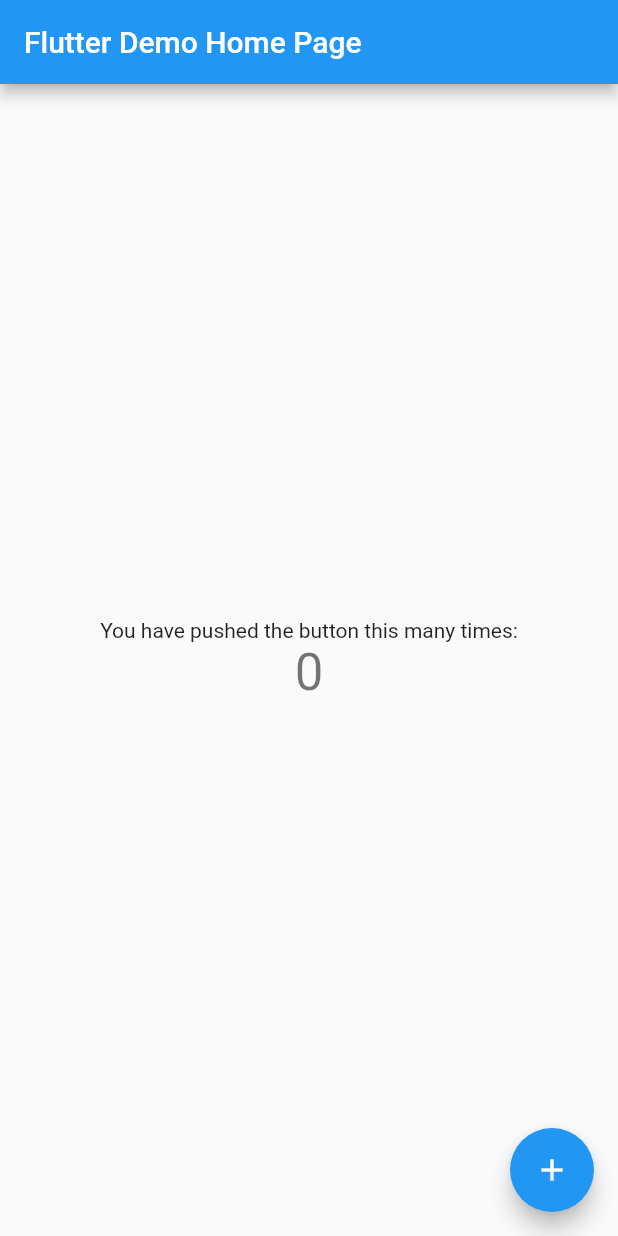
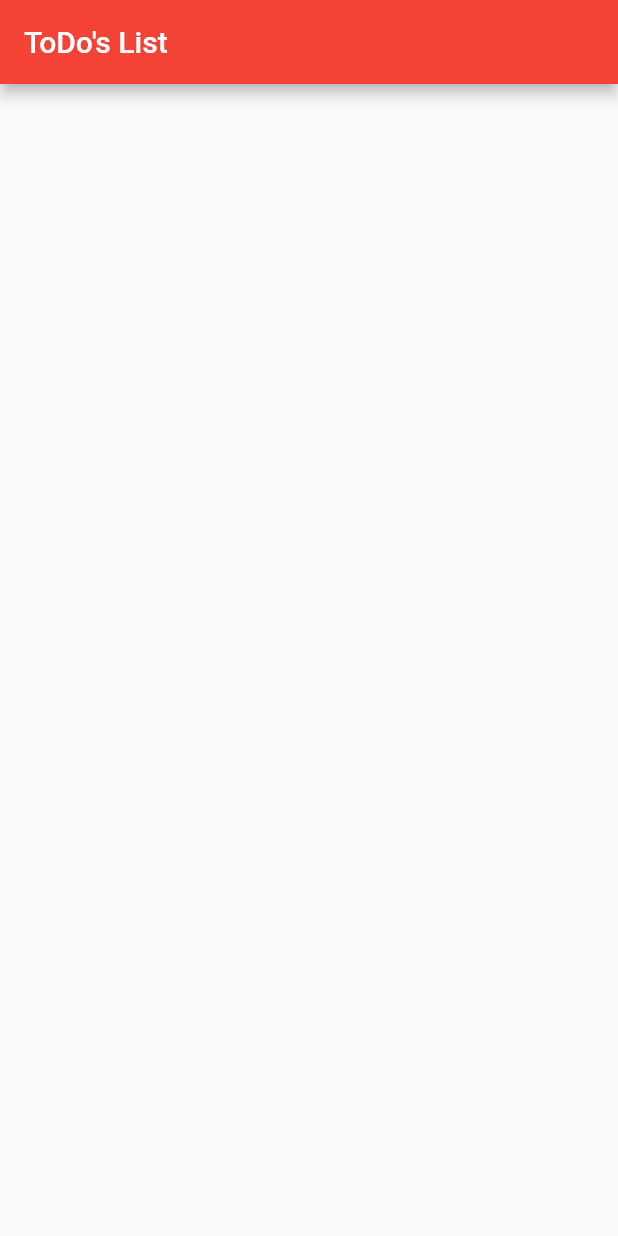
Before and after one commit to eliakimPaulino/todo-app-api, a Flutter app: the screen it shows after launch, on a phone screen of 412 x 824 dp. Run offline on Flutter 3.47's test engine with Material 2 defaults, Android fonts, the phone set to English and light mode, and no system bars.

Commit message:
Adicionado o Json

```diff
--- a/lib/main.dart
+++ b/lib/main.dart
@@ -1,4 +1,6 @@
 import 'package:flutter/material.dart';
+
+import 'src/home_page.dart';
 
 void main() {
   runApp(const MyApp());
@@ -7,109 +9,14 @@ void main() {
 class MyApp extends StatelessWidget {
   const MyApp({Key? key}) : super(key: key);
 
-  // This widget is the root of your application.
   @override
   Widget build(BuildContext context) {
     return MaterialApp(
       title: 'Flutter Demo',
       theme: ThemeData(
-        // This is the theme of your application.
-        //
-        // Try running your application with "flutter run". You'll see the
-        // application has a blue toolbar. Then, without quitting the app, try
-        // changing the primarySwatch below to Colors.green and then invoke
-        // "hot reload" (press "r" in the console where you ran "flutter run",
-        // or simply save your changes to "hot reload" in a Flutter IDE).
-        // Notice that the counter didn't reset back to zero; the application
-        // is not restarted.
-        primarySwatch: Colors.blue,
+        primarySwatch: Colors.red,
       ),
-      home: const MyHomePage(title: 'Flutter Demo Home Page'),
+      home: const HomePage(),
     );
   }
 }
-
-class MyHomePage extends StatefulWidget {
-  const MyHomePage({Key? key, required this.title}) : super(key: key);
-
-  // This widget is the home page of your application. It is stateful, meaning
-  // that it has a State object (defined below) that contains fields that affect
-  // how it looks.
-
-  // This class is the configuration for the state. It holds the values (in this
-  // case the title) provided by the parent (in this case the App widget) and
-  // used by the build method of the State. Fields in a Widget subclass are
-  // always marked "final".
-
-  final String title;
-
-  @override
-  State<MyHomePage> createState() => _MyHomePageState();
-}
-
-class _MyHomePageState extends State<MyHomePage> {
-  int _counter = 0;
-
-  void _incrementCounter() {
-    setState(() {
-      // This call to setState tells the Flutter framework that something has
-      // changed in this State, which causes it to rerun the build method below
-      // so that the display can reflect the updated values. If we changed
-      // _counter without calling setState(), then the build method would not be
-      // called again, and so nothing would appear to happen.
-      _counter++;
-    });
-  }
-
-  @override
-  Widget build(BuildContext context) {
-    // This method is rerun every time setState is called, for instance as done
-    // by the _incrementCounter method above.
-    //
-    // The Flutter framework has been optimized to make rerunning build methods
-    // fast, so that you can just rebuild anything that needs updating rather
-    // than having to individually change instances of widgets.
-    return Scaffold(
-      appBar: AppBar(
-        // Here we take the value from the MyHomePage object that was created by
-        // the App.build method, and use it to set our appbar title.
-        title: Text(widget.title),
-      ),
-      body: Center(
-        // Center is a layout widget. It takes a single child and positions it
-        // in the middle of the parent.
-        child: Column(
-          // Column is also a layout widget. It takes a list of children and
-          // arranges them vertically. By default, it sizes itself to fit its
-          // children horizontally, and tries to be as tall as its parent.
-          //
-          // Invoke "debug painting" (press "p" in the console, choose the
-          // "Toggle Debug Paint" action from the Flutter Inspector in Android
-          // Studio, or the "Toggle Debug Paint" command in Visual Studio Code)
-          // to see the wireframe for each widget.
-          //
-          // Column has various properties to control how it sizes itself and
-          // how it positions its children. Here we use mainAxisAlignment to
-          // center the children vertically; the main axis here is the vertical
-          // axis because Columns are vertical (the cross axis would be
-          // horizontal).
-          mainAxisAlignment: MainAxisAlignment.center,
-          children: <Widget>[
-            const Text(
-              'You have pushed the button this many times:',
-            ),
-            Text(
-              '$_counter',
-              style: Theme.of(context).textTheme.headline4,
-            ),
-          ],
-        ),
-      ),
-      floatingActionButton: FloatingActionButton(
-        onPressed: _incrementCounter,
-        tooltip: 'Increment',
-        child: const Icon(Icons.add),
-      ), // This trailing comma makes auto-formatting nicer for build methods.
-    );
-  }
-}
--- /dev/null
+++ b/lib/src/home_page.dart
@@ -0,0 +1,20 @@
+import 'package:flutter/material.dart';
+
+class HomePage extends StatelessWidget {
+  const HomePage({Key? key}) : super(key: key);
+
+  @override
+  Widget build(BuildContext context) {
+    return Scaffold(
+      appBar: AppBar(
+        title: const Text('ToDo\'s List'),
+      ),
+      body: ListView.builder(
+        itemCount: 10,
+        itemBuilder: (context, index) {
+          return ListTile();
+        },
+      ),
+    );
+  }
+}
--- /dev/null
+++ b/lib/src/models/todo_model.dart
@@ -0,0 +1,24 @@
+class ToDo {
+  int? userId;
+  int? id;
+  String? title;
+  bool? completed;
+
+  ToDo({this.userId, this.id, this.title, this.completed});
+
+  ToDo.fromJson(Map<String, dynamic> json) {
+    userId = json['userId'];
+    id = json['id'];
+    title = json['title'];
+    completed = json['completed'];
+  }
+
+  Map<String, dynamic> toJson() {
+    final Map<String, dynamic> data = new Map<String, dynamic>();
+    data['userId'] = this.userId;
+    data['id'] = this.id;
+    data['title'] = this.title;
+    data['completed'] = this.completed;
+    return data;
+  }
+}
```
